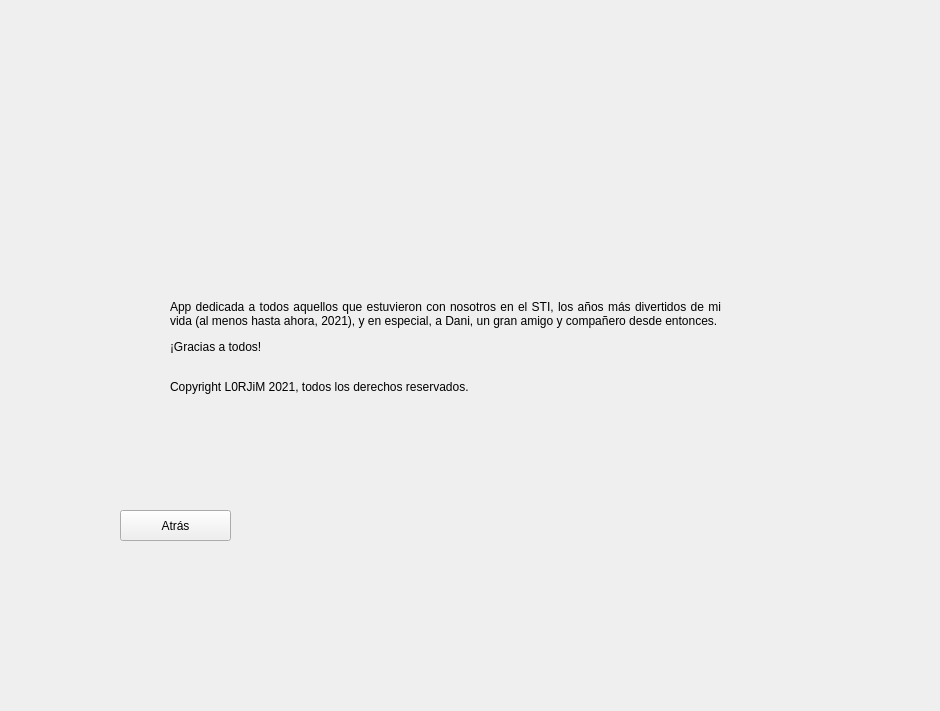
LORJIM/STI_The_Complete_Saga, file sti3.ui: the form before one commit.
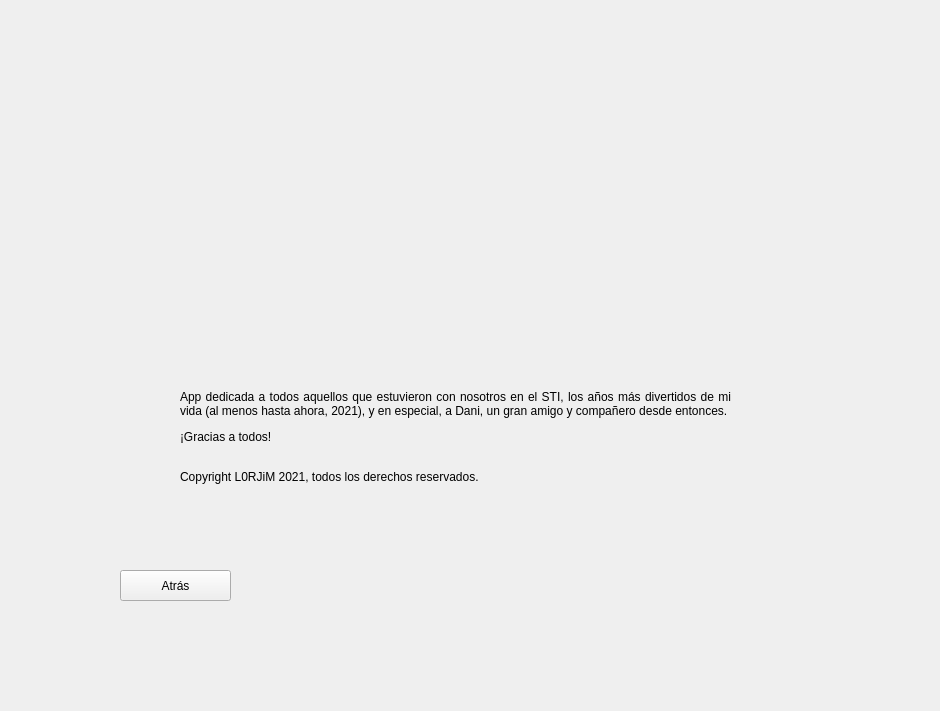
The form after the commit. The open tabs and pages were chosen to show the change. Icons and pictures are not drawn.

```diff
--- a/sti3.ui
+++ b/sti3.ui
@@ -1042,10 +1042,10 @@
    <widget class="QLabel" name="label_24">
     <property name="geometry">
      <rect>
-      <x>250</x>
+      <x>160</x>
       <y>60</y>
-      <width>401</width>
-      <height>201</height>
+      <width>591</width>
+      <height>311</height>
      </rect>
     </property>
     <property name="text">
@@ -1061,8 +1061,8 @@
    <widget class="QLabel" name="label_25">
     <property name="geometry">
      <rect>
-      <x>170</x>
-      <y>300</y>
+      <x>180</x>
+      <y>390</y>
       <width>551</width>
       <height>131</height>
      </rect>
@@ -1081,7 +1081,7 @@
     <property name="geometry">
      <rect>
       <x>120</x>
-      <y>510</y>
+      <y>570</y>
       <width>111</width>
       <height>31</height>
      </rect>
```
Left out of the diff: 2 changed lines with no effect on the pictures.
